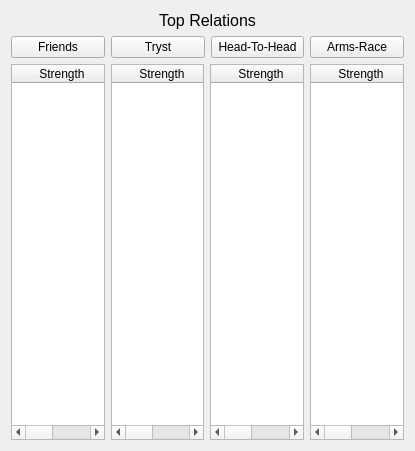
Before: the Qt Designer form Visualizer/ui/relation_types.ui in nwrush/Visualization, drawn with Qt 5.
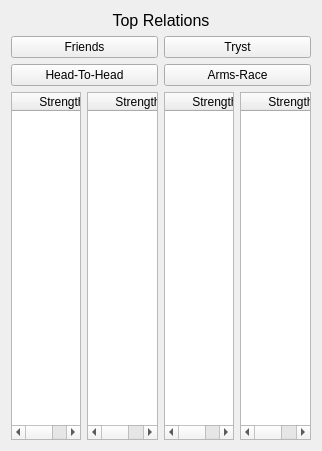
After: the same form once the commit is applied.

Diff of the .ui file:
```diff
--- a/Visualizer/ui/relation_types.ui
+++ b/Visualizer/ui/relation_types.ui
@@ -6,7 +6,7 @@
    <rect>
     <x>0</x>
     <y>0</y>
-    <width>415</width>
+    <width>322</width>
     <height>451</height>
    </rect>
   </property>
@@ -30,29 +30,29 @@
     </widget>
    </item>
    <item>
-    <layout class="QHBoxLayout" name="horizontalLayout">
-     <item>
+    <layout class="QGridLayout" name="gridLayout">
+     <item row="0" column="0">
       <widget class="QPushButton" name="friendsButton">
        <property name="text">
         <string>Friends</string>
        </property>
       </widget>
      </item>
-     <item>
+     <item row="0" column="1">
       <widget class="QPushButton" name="trystButton">
        <property name="text">
         <string>Tryst</string>
        </property>
       </widget>
      </item>
-     <item>
+     <item row="1" column="0">
       <widget class="QPushButton" name="headtoheadButton">
        <property name="text">
         <string>Head-To-Head</string>
        </property>
       </widget>
      </item>
-     <item>
+     <item row="1" column="1">
       <widget class="QPushButton" name="armsraceButton">
        <property name="text">
         <string>Arms-Race</string>
```
